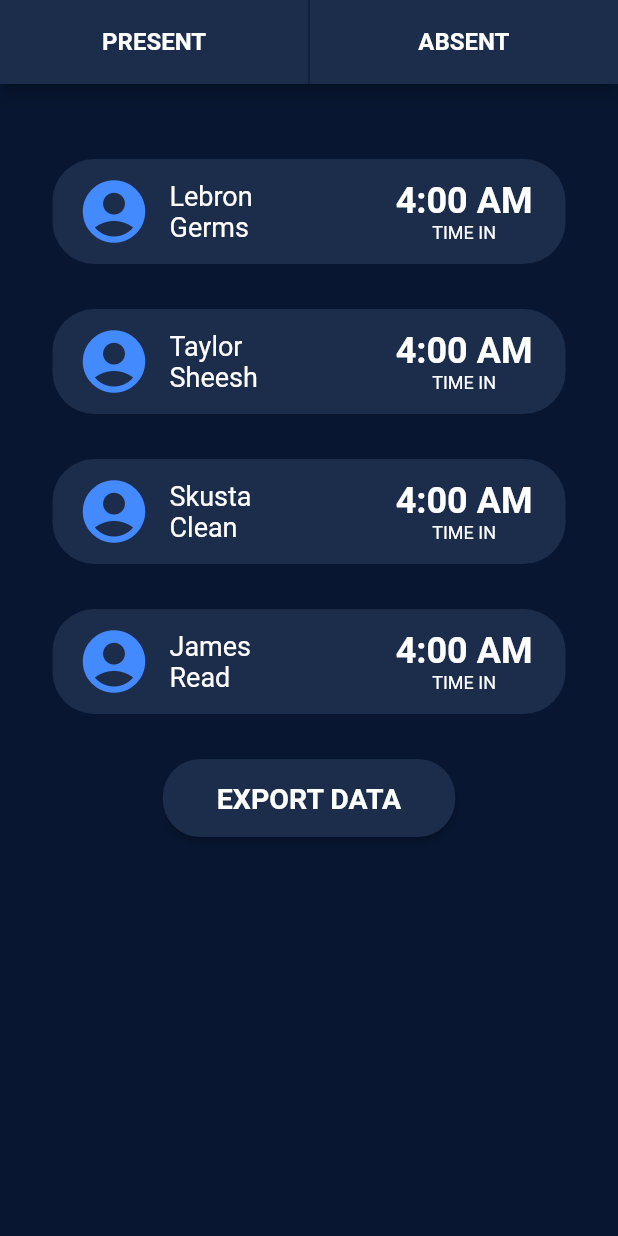
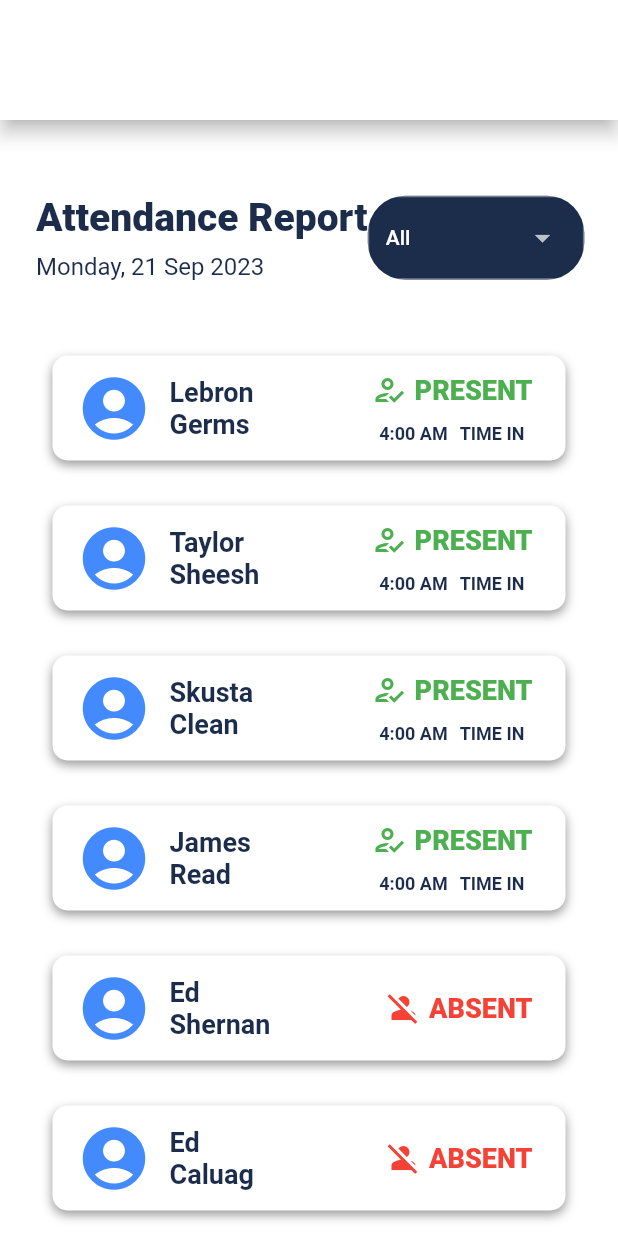
Before and after one commit to Amawers/attendify, a Flutter app: the LosPage screen opened directly, on a phone screen of 412 x 824 dp. Run offline on Flutter 3.47's test engine with Material 2 defaults, Android fonts, the phone set to English and light mode, and no system bars; missing offline and left inert: mobile_scanner.

Commit message:
update: new UI structure & lightmode theme

```diff
--- a/lib/class/student_class.dart
+++ b/lib/class/student_class.dart
@@ -14,4 +14,39 @@ List<Student> students = [
   Student(firstName: 'James', lastName: 'Read', present: true),
   Student(firstName: 'Ed', lastName: 'Shernan', present: false),
   Student(firstName: 'Ed', lastName: 'Caluag', present: false),
+  Student(firstName: 'John', lastName: 'Doe', present: true),
+  Student(firstName: 'Jane', lastName: 'Smith', present: true),
+  Student(firstName: 'Michael', lastName: 'Johnson', present: true),
+  Student(firstName: 'Emily', lastName: 'Brown', present: true),
+  Student(firstName: 'Daniel', lastName: 'Wilson', present: false),
+  Student(firstName: 'Olivia', lastName: 'Davis', present: false),
+  Student(firstName: 'William', lastName: 'Martinez', present: true),
+  Student(firstName: 'Sophia', lastName: 'Lee', present: true),
+  Student(firstName: 'Ethan', lastName: 'Anderson', present: true),
+  Student(firstName: 'Ava', lastName: 'Taylor', present: true),
+  Student(firstName: 'Matthew', lastName: 'Harris', present: false),
+  Student(firstName: 'Isabella', lastName: 'Clark', present: false),
+  Student(firstName: 'Christopher', lastName: 'Walker', present: true),
+  Student(firstName: 'Mia', lastName: 'White', present: true),
+  Student(firstName: 'David', lastName: 'Brown', present: true),
+  Student(firstName: 'Sofia', lastName: 'Gonzalez', present: true),
+  Student(firstName: 'Andrew', lastName: 'Young', present: true),
+  Student(firstName: 'Liam', lastName: 'Moore', present: true),
+  Student(firstName: 'Olivia', lastName: 'Lopez', present: false),
+  Student(firstName: 'Joseph', lastName: 'Garcia', present: false),
+  Student(firstName: 'Emma', lastName: 'Allen', present: true),
+  Student(firstName: 'Samuel', lastName: 'King', present: true),
+  Student(firstName: 'Sophia', lastName: 'Baker', present: true),
+  Student(firstName: 'Daniel', lastName: 'Wright', present: true),
+  Student(firstName: 'Ava', lastName: 'Scott', present: false),
+  Student(firstName: 'William', lastName: 'Robinson', present: false),
+  Student(firstName: 'Alexander', lastName: 'Miller', present: true),
+  Student(firstName: 'Lily', lastName: 'Johnson', present: true),
+  Student(firstName: 'James', lastName: 'Brown', present: true),
+  Student(firstName: 'Grace', lastName: 'Thomas', present: true),
+  Student(firstName: 'Benjamin', lastName: 'Hernandez', present: false),
+  Student(firstName: 'Chloe', lastName: 'Nelson', present: false),
+  Student(firstName: 'Henry', lastName: 'Perez', present: true),
+  Student(firstName: 'Ella', lastName: 'Gonzalez', present: true),
+
 ];
--- a/lib/pages/los_page.dart
+++ b/lib/pages/los_page.dart
@@ -8,72 +8,25 @@ class LosPage extends StatefulWidget {
   State<LosPage> createState() => _LosPageState();
 }
 
-
 class _LosPageState extends State<LosPage> {
   //filtered list is use for filtering the list of student based on the value
   //of their present property.
-    //by default the filtered list only contain all present students
-    List<Student> filteredStudents = students.where(
-            (student) => student.present == true).toList();
+  //by default the filtered list contain all students
+  List<Student> filteredStudents = students;
+
+  //list of option in the filter dropdown button
+  List<String> filterOption = <String>['All', 'Present', 'Absent'];
 
   @override
   Widget build(BuildContext context) {
     return Scaffold(
-        backgroundColor: const Color(0xFF081631),
-        appBar: AppBar(
-          backgroundColor: const Color(0xFF1C2C4B),
-          actions: [
-            //Appbar Present Button
-            Expanded(
-              child: TextButton(
-                //by pressing the present button it will filter the student list
-                //cards.
-                //this will display only the present student
-                onPressed: () {
-                  setState(() {
-                    filteredStudents = students.where(
-                            (student) => student.present == true).toList();
-                  });
-                },
-                child: const Text(
-                  'PRESENT',
-                  style: TextStyle(
-                    color: Colors.white,
-                    fontSize: 16,
-                    fontWeight: FontWeight.bold,
-                  ),
-                ),
-              ),
-            ),
-            //The Gap between Present and Absent button in the appBar
-            const VerticalDivider(
-              color: Color(0xFF081631),
-              width: 1, // Adjust the width of the divider
-            ),
-            //Appbar Absent Button
-            Expanded(
-              child: TextButton(
-                //by pressing the absent button it will filter the student list
-                //cards.
-                //this will display only the absent student
-                onPressed: () {
-                  setState(() {
-                    filteredStudents = students.where(
-                            (student) => student.present == false).toList();
-                  });
-                },
-                child: const Text(
-                  'ABSENT',
-                  style: TextStyle(
-                    color: Colors.white,
-                    fontSize: 16,
-                    fontWeight: FontWeight.bold,
-                  ),
-                ),
-              ),
-            ),
-          ],
-        ),
+      backgroundColor: const Color(0xffffffff),
+      appBar: PreferredSize(
+          preferredSize: const Size.fromHeight(80.0), // here the desired height
+          child: AppBar(
+            elevation: 5.0,
+            backgroundColor: const Color(0xffffffff),
+          )),
       /*
         *
         *  The Main content of Los page
@@ -85,12 +38,67 @@ class LosPage extends StatefulWidget {
           //It is the space between the the Column container of student cards
           //and the appbar
           const SizedBox(height: 50),
+          Container(
+            margin: const EdgeInsets.symmetric(vertical: 0.0, horizontal: 24.0),
+            child: Row(
+              mainAxisAlignment: MainAxisAlignment.spaceBetween,
+              children: [
+                const Column(
+                  crossAxisAlignment: CrossAxisAlignment.start,
+                  children: [
+                    Text(
+                      'Attendance Report',
+                      style: TextStyle(
+                        color: Color(0xFF1C2C4B),
+                        fontSize: 26.0,
+                        fontWeight: FontWeight.w900,
+                      ),
+                    ),
+                    SizedBox(height: 8),
+                    Text(
+                      'Monday, 21 Sep 2023',
+                      style: TextStyle(
+                        color: Color(0xFF1C2C4B),
+                        fontSize: 16.0,
+                      ),
+                    )
+                  ],
+                ),
+                //dropdown button option widget for filtering list of student
+                Container(
+                    decoration: BoxDecoration(
+                      borderRadius: BorderRadius.circular(25),
+                      color: const Color(0xFF1C2C4B),
+                    ),
+                    child: DropdownMenu<String>(
+                      menuStyle: const MenuStyle(
+                        backgroundColor: MaterialStatePropertyAll<Color>(
+                          Color(0xFF1C2C4B),
+                        ),
+                      ),
+                      initialSelection: filterOption.first,
+                      onSelected: (String? value) {
+                        // This is called when the user selects an item.
+                        setState(() {
+                          filterStudentList(value);
+                        });
+                      },
+                      dropdownMenuEntries: filterOption
+                          .map<DropdownMenuEntry<String>>((String value) {
+                        return DropdownMenuEntry<String>(
+                            value: value, label: value);
+                      }).toList(),
+                    )),
+              ],
+            ),
+          ),
+          const SizedBox(height: 50),
           //Container of the student card
           //The student card is the the container storing the student information
           //including pictures, names, and time-in
           Column(
-              children: filteredStudents.map(
-                      (student) => createCard(student)).toList(),
+            children:
+                filteredStudents.map((student) => createCard(student)).toList(),
           ),
           Center(
             //This is the export button located at the last part of
@@ -122,6 +130,26 @@ class LosPage extends StatefulWidget {
   }
 
   /*
+    *
+    * filter the list based on the selected filter option
+    *
+    * */
+  void filterStudentList(value) {
+    switch (value) {
+      case 'All':
+        filteredStudents = students;
+        break;
+      case 'Present':
+        filteredStudents =
+            students.where((student) => student.present == true).toList();
+        break;
+      case 'Absent':
+        filteredStudents =
+            students.where((student) => student.present == false).toList();
+    }
+  }
+
+  /*
     * Function for creating a student card Widget
     * student card is the container where the student image, name, and time-in
     * is placed.
@@ -129,11 +157,19 @@ class LosPage extends StatefulWidget {
   Widget createCard(currentStudent) {
     return Container(
       margin: const EdgeInsets.fromLTRB(35, 0, 35, 30),
-        //This boxdecoration purpose is to make the edge of the student card a
+      //This box decoration purpose is to make the edge of the student card a
       //a bit round.
       decoration: BoxDecoration(
-          borderRadius: BorderRadius.circular(28),
-          color: const Color(0xFF1C2C4B),
+        borderRadius: BorderRadius.circular(10),
+        color: const Color(0xFFFFFFFF),
+        boxShadow: [
+          BoxShadow(
+            color: const Color(0x009a9a9a).withOpacity(1),
+            offset: const Offset(0, 3),
+            blurRadius: 5,
+            spreadRadius: 0,
+          )
+        ],
       ),
       child: Padding(
         padding: const EdgeInsets.fromLTRB(16, 10, 22, 10),
@@ -168,39 +204,108 @@ class LosPage extends StatefulWidget {
                     //first name of the student
                     Text(
                       '${currentStudent.firstName}',
-                        style: const TextStyle(color: Colors.white, fontSize: 18),
+                      style: const TextStyle(
+                        color: Color(0xFF1C2C4B),
+                        fontSize: 18,
+                        fontWeight: FontWeight.bold,
+                      ),
                     ),
                     //last name of the student
                     Text(
                       '${currentStudent.lastName}',
-                        style: const TextStyle(color: Colors.white, fontSize: 18),
+                      style: const TextStyle(
+                        color: Color(0xFF1C2C4B),
+                        fontSize: 18,
+                        fontWeight: FontWeight.bold,
+                      ),
                     ),
                   ],
                 ),
               ],
             ),
-              //This is the container for time-in of student.
+            //This is the container for student attendance status
             //This is located at the right side of the student card
-              const Column(
-                children: [
-                  //This is the time in of the student
-                  Text(
-                    '4:00 AM', //temporary
-                    style: TextStyle(
-                        color: Colors.white,
-                        fontSize: 24,
-                        fontWeight: FontWeight.bold),
-                  ),
-                  //This is the time-in label text
-                  Text(
-                    'TIME IN',
-                    style: TextStyle(color: Colors.white, fontSize: 12),
-                  ),
-                ],
-              ),
+            attendanceStatus(currentStudent),
           ],
         ),
       ),
     );
   }
+
+  /*
+  *
+  * function for creating attendanceStatus of studentcard
+  * based on their present status
+  *
+  * */
+  Widget attendanceStatus(currentStudent) {
+    if (currentStudent.present) {
+      return const Column(
+        children: [
+          //This is the time n of the student
+          Row(
+            children: [
+              Icon(
+                Icons.how_to_reg_outlined,
+                color: Colors.green,
+              ),
+              SizedBox(
+                width: 5,
+              ),
+              Text(
+                'PRESENT',
+                style: TextStyle(
+                    color: Colors.green,
+                    fontSize: 18,
+                    fontWeight: FontWeight.w900),
+              )
+            ],
+          ),
+          SizedBox(
+            height: 10,
+          ),
+          //This is the time-in label text
+          Row(
+            children: [
+              Text(
+                '4:00 AM', //temporary
+                style: TextStyle(
+                    color: Color(0xFF1C2C4B),
+                    fontSize: 12,
+                    fontWeight: FontWeight.bold),
+              ),
+              SizedBox(
+                width: 8,
+              ),
+              Text(
+                'TIME IN',
+                style: TextStyle(
+                  color: Color(0xFF1C2C4B),
+                  fontSize: 12,
+                  fontWeight: FontWeight.bold,
+                ),
+              ),
+            ],
+          )
+        ],
+      );
+    } else {
+      return const Row(
+        children: [
+          Icon(
+            Icons.person_off,
+            color: Colors.red,
+          ),
+          SizedBox(
+            width: 5,
+          ),
+          Text(
+            'ABSENT',
+            style: TextStyle(
+                color: Colors.red, fontSize: 18, fontWeight: FontWeight.w900),
+          )
+        ],
+      );
     }
+  }
+}
```
Lines whose indentation alone changed are shown as unchanged.
